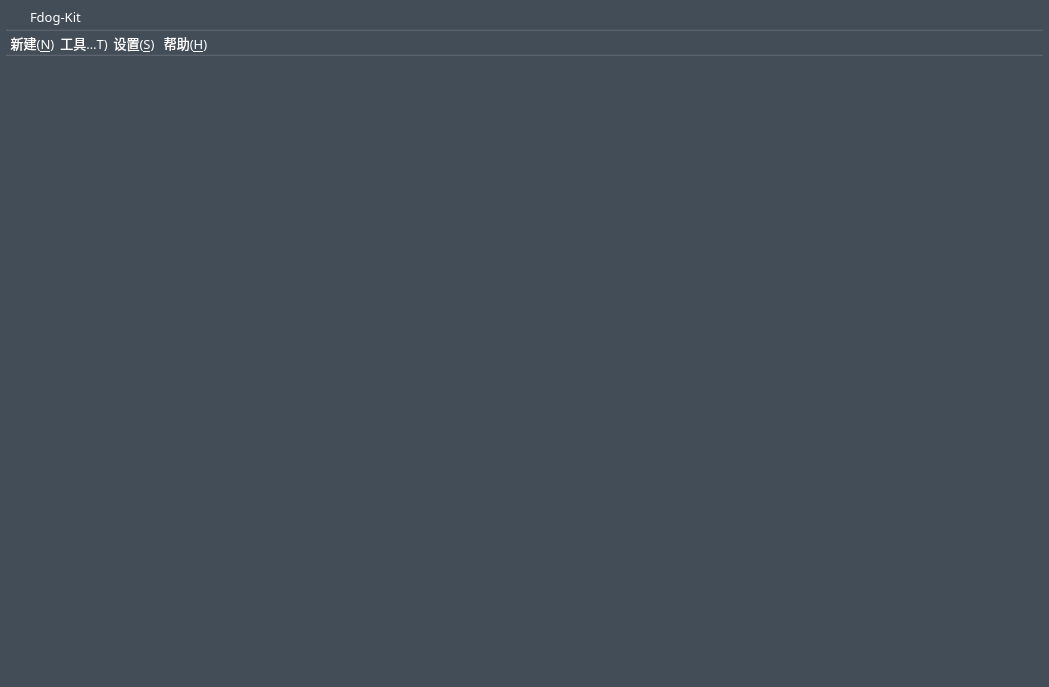
Old version of the form mainwindow.ui in the repository HuaGouFdog/Fdog-Kit.
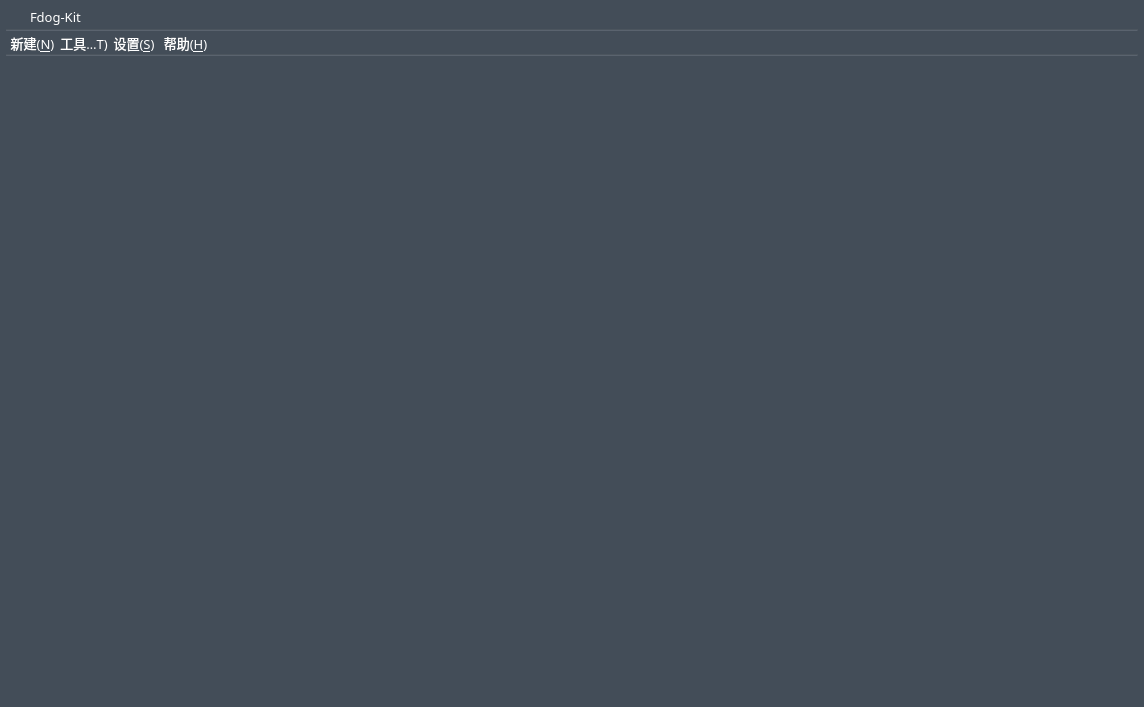
New version of the form. Icons and pictures are not drawn.

Diff of the .ui file:
```diff
--- a/mainwindow.ui
+++ b/mainwindow.ui
@@ -6,8 +6,8 @@
    <rect>
     <x>0</x>
     <y>0</y>
-    <width>1049</width>
-    <height>687</height>
+    <width>1144</width>
+    <height>707</height>
    </rect>
   </property>
   <property name="minimumSize">
```
Left out of the diff: 3 changed lines with no effect on the pictures.
